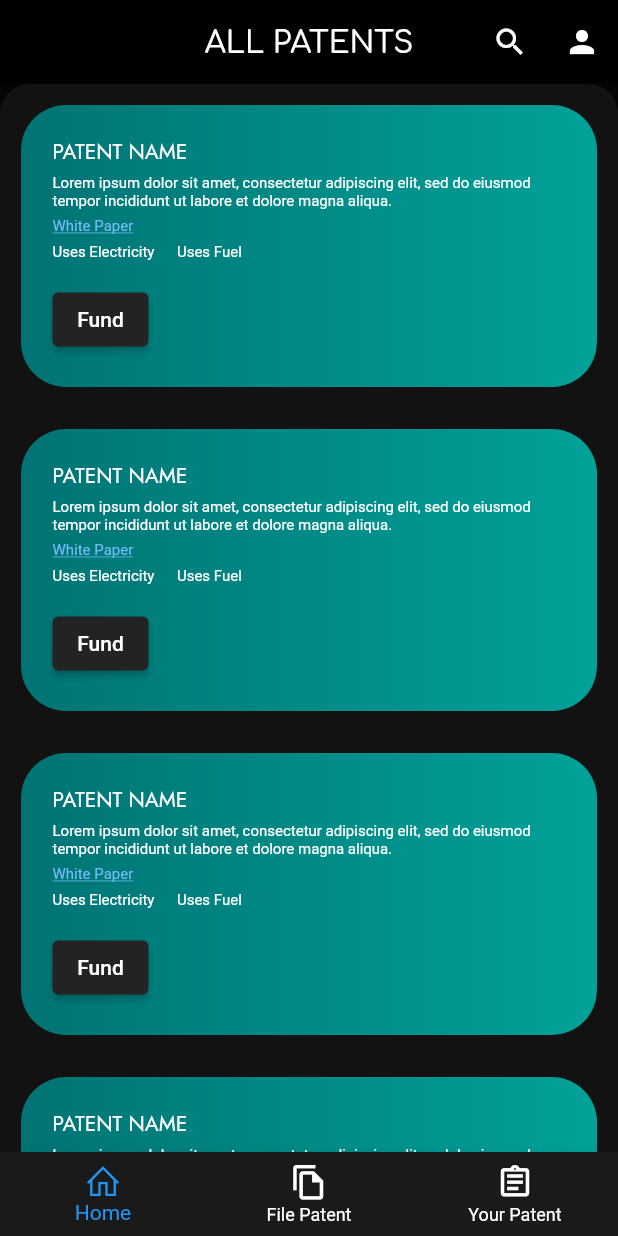
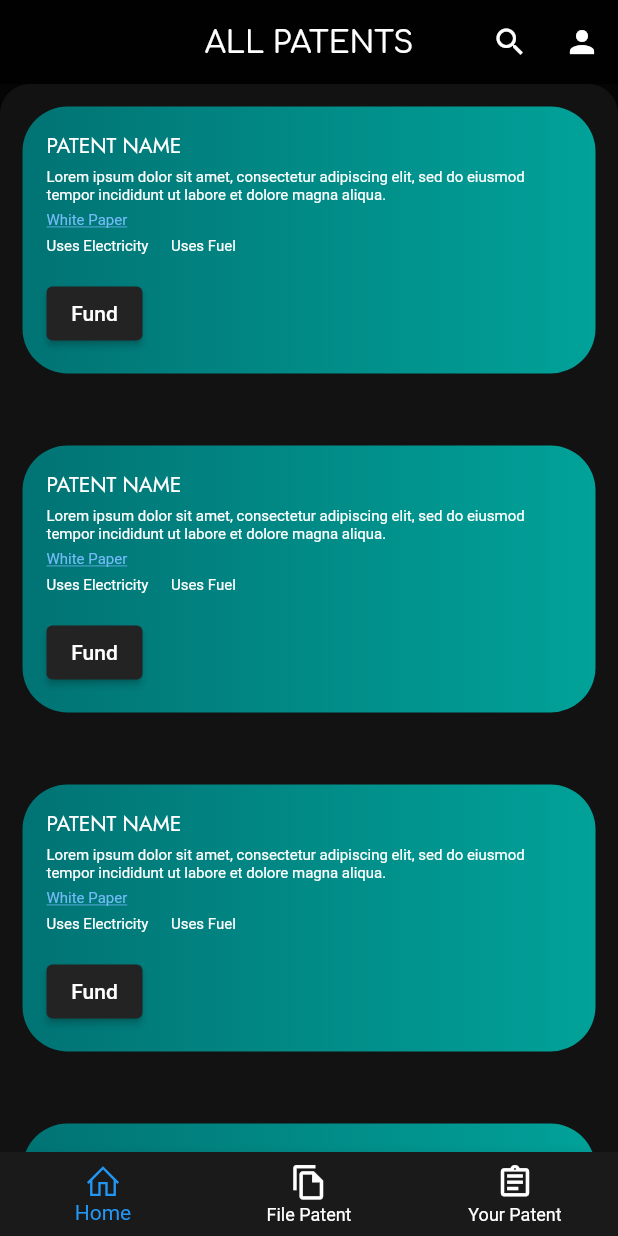
Before and after one commit to Daksh2356/Patent_De_App, a Flutter app: the screen it shows after launch, on a phone screen of 412 x 824 dp. Run offline on Flutter 3.47's test engine with Material 2 defaults, Android fonts, the phone set to English and light mode, and no system bars; our stand-ins replace firebase_core, flutter_neumorphic, google_fonts, line_icons, uni_links; missing offline and left inert: contactus, phantom_connect; accounts and stored records are empty.

Commit message:
Fixed error

```diff
--- a/patent_dapp/lib/widgets/crowdfunding_card.dart
+++ b/patent_dapp/lib/widgets/crowdfunding_card.dart
@@ -23,14 +23,14 @@
   Widget build(BuildContext context) {
     final size = MediaQuery.of(context).size;
     return Container(
-      margin: const EdgeInsets.all(5),
+      margin: const EdgeInsets.all(10),
       height: size.height * 0.25,
       width: size.width * 0.8,
       child: Column(
         children: [
           Container(
-            padding: const EdgeInsets.all(20),
-            margin: const EdgeInsets.all(9),
+            padding: const EdgeInsets.all(15),
+            margin: const EdgeInsets.all(5),
             decoration: BoxDecoration(
               border: Border.all(color: Colors.transparent),
               borderRadius: const BorderRadius.all(
```
